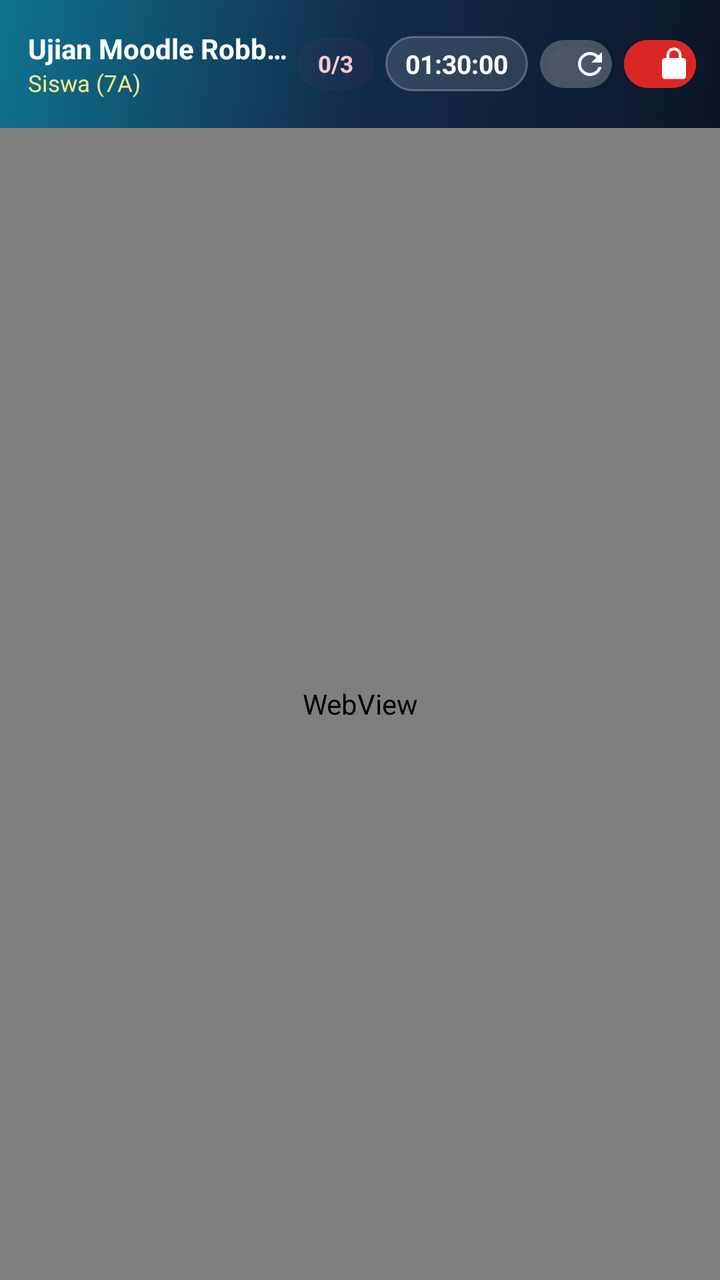
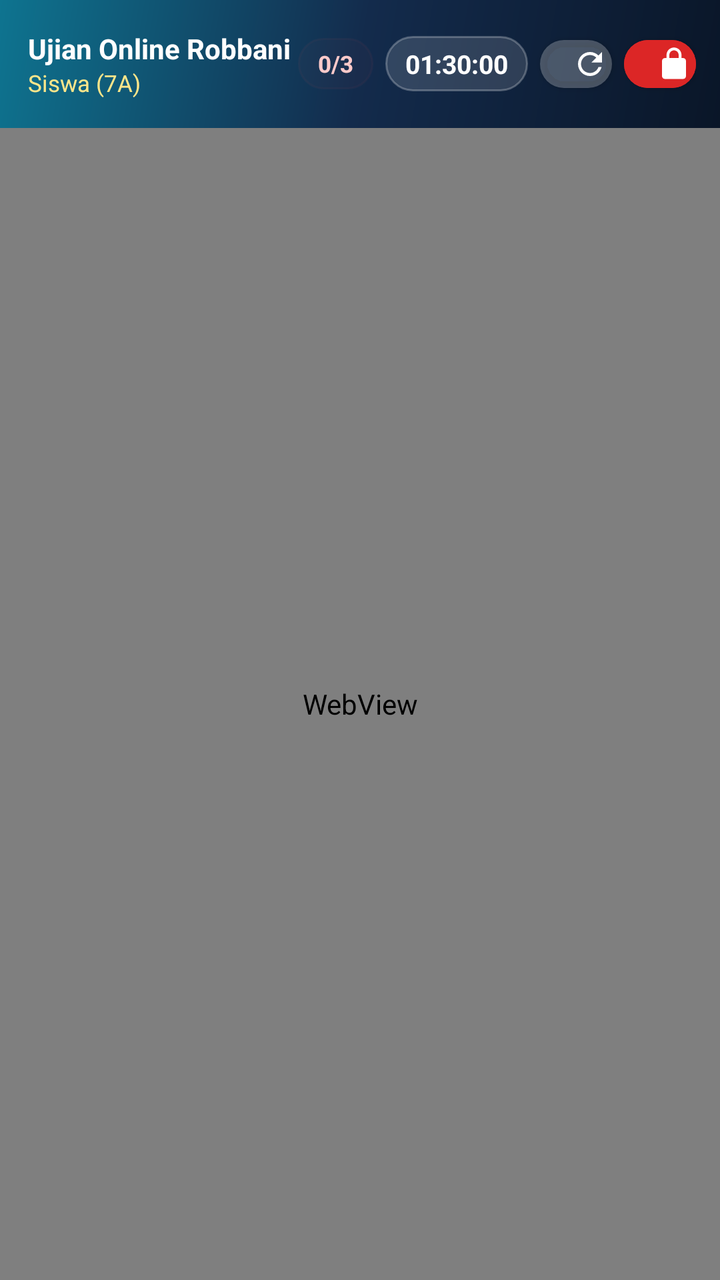

Two renders of the same Android screen: before a commit and after it. Below are the layout's source before the change and the commit's diff.
<!-- AndroidManifest.xml: application theme Theme.RobbaniExam -->
<!-- res/layout/activity_exam.xml -->
<?xml version="1.0" encoding="utf-8"?>
<RelativeLayout xmlns:android="http://schemas.android.com/apk/res/android"
    xmlns:app="http://schemas.android.com/apk/res-auto"
    android:layout_width="match_parent"
    android:layout_height="match_parent"
    android:background="@color/robbani_primary_dark">

    
    <LinearLayout
        android:id="@+id/headerBar"
        android:layout_width="match_parent"
        android:layout_height="64dp"
        android:layout_alignParentTop="true"
        android:background="@drawable/bg_header_gradient"
        android:gravity="center_vertical"
        android:orientation="horizontal"
        android:paddingStart="14dp"
        android:paddingEnd="12dp">

        <LinearLayout
            android:layout_width="0dp"
            android:layout_height="wrap_content"
            android:layout_weight="1"
            android:orientation="vertical">

            <TextView
                android:id="@+id/tvExamTitle"
                android:layout_width="wrap_content"
                android:layout_height="wrap_content"
                android:ellipsize="end"
                android:maxLines="1"
                android:text="Ujian Moodle Robbani"
                android:textColor="@color/white"
                android:textSize="14sp"
                android:textStyle="bold" />

            <TextView
                android:id="@+id/tvStudentDetail"
                android:layout_width="wrap_content"
                android:layout_height="wrap_content"
                android:ellipsize="end"
                android:maxLines="1"
                android:text="Siswa (7A)"
                android:textColor="#FDE68A"
                android:textSize="11.5sp" />
        </LinearLayout>

        
        <TextView
            android:id="@+id/tvViolationBadge"
            android:layout_width="wrap_content"
            android:layout_height="wrap_content"
            android:layout_marginEnd="6dp"
            android:background="@drawable/bg_pill_glass"
            android:backgroundTint="#33EF4444"
            android:paddingStart="10dp"
            android:paddingTop="5dp"
            android:paddingEnd="10dp"
            android:paddingBottom="5dp"
            android:text="0/3"
            android:textColor="#FECACA"
            android:textSize="11.5sp"
            android:textStyle="bold" />

        
        <TextView
            android:id="@+id/tvTimer"
            android:layout_width="wrap_content"
            android:layout_height="wrap_content"
            android:layout_marginEnd="6dp"
            android:background="@drawable/bg_pill_glass"
            android:paddingStart="10dp"
            android:paddingTop="5dp"
            android:paddingEnd="10dp"
            android:paddingBottom="5dp"
            android:text="01:30:00"
            android:textColor="@color/white"
            android:textSize="13sp"
            android:textStyle="bold" />

        
        <com.google.android.material.button.MaterialButton
            android:id="@+id/btnRefreshWeb"
            style="?attr/materialIconButtonStyle"
            android:layout_width="36dp"
            android:layout_height="36dp"
            android:layout_marginEnd="6dp"
            android:backgroundTint="#22FFFFFF"
            android:contentDescription="Muat Ulang Halaman"
            app:cornerRadius="18dp"
            app:icon="@drawable/ic_refresh"
            app:iconSize="18dp"
            app:iconTint="@color/white" />

        
        <com.google.android.material.button.MaterialButton
            android:id="@+id/btnExitExam"
            style="?attr/materialIconButtonStyle"
            android:layout_width="36dp"
            android:layout_height="36dp"
            android:backgroundTint="@color/robbani_red"
            android:contentDescription="Keluar Ujian"
            app:cornerRadius="18dp"
            app:icon="@drawable/ic_lock"
            app:iconSize="18dp"
            app:iconTint="@color/white" />
    </LinearLayout>

    
    <ProgressBar
        android:id="@+id/progressWebView"
        style="?android:attr/progressBarStyleHorizontal"
        android:layout_width="match_parent"
        android:layout_height="3dp"
        android:layout_below="@id/headerBar"
        android:max="100"
        android:progressTint="#38BDF8"
        android:visibility="gone" />

    
    <LinearLayout
        android:id="@+id/bannerProctorNotice"
        android:layout_width="match_parent"
        android:layout_height="wrap_content"
        android:layout_below="@id/progressWebView"
        android:background="#FEF3C7"
        android:gravity="center_vertical"
        android:orientation="horizontal"
        android:paddingStart="14dp"
        android:paddingTop="8dp"
        android:paddingEnd="14dp"
        android:paddingBottom="8dp"
        android:visibility="gone">

        <TextView
            android:id="@+id/tvProctorNotice"
            android:layout_width="0dp"
            android:layout_height="wrap_content"
            android:layout_weight="1"
            android:textColor="#92400E"
            android:textSize="12sp"
            android:textStyle="bold" />

        <TextView
            android:id="@+id/btnDismissNotice"
            android:layout_width="wrap_content"
            android:layout_height="wrap_content"
            android:padding="4dp"
            android:text="Tutup"
            android:textColor="#B45309"
            android:textSize="12sp"
            android:textStyle="bold" />
    </LinearLayout>

    
    <WebView
        android:id="@+id/webViewExam"
        android:layout_width="match_parent"
        android:layout_height="match_parent"
        android:layout_below="@id/bannerProctorNotice"
        android:background="@color/white" />

    
    <LinearLayout
        android:id="@+id/layoutWebError"
        android:layout_width="match_parent"
        android:layout_height="match_parent"
        android:layout_below="@id/bannerProctorNotice"
        android:background="@color/bg_light"
        android:gravity="center"
        android:orientation="vertical"
        android:padding="28dp"
        android:visibility="gone">

        <ImageView
            android:layout_width="64dp"
            android:layout_height="64dp"
            android:contentDescription="Error"
            android:src="@drawable/ic_warning"
            app:tint="@color/status_warning" />

        <TextView
            android:layout_width="wrap_content"
            android:layout_height="wrap_content"
            android:layout_marginTop="14dp"
            android:text="Halaman Ujian Tidak Dapat Dimuat"
            android:textColor="@color/text_main"
            android:textSize="17sp"
            android:textStyle="bold" />

        <TextView
            android:id="@+id/tvWebErrorDetail"
            android:layout_width="wrap_content"
            android:layout_height="wrap_content"
            android:layout_marginTop="6dp"
            android:gravity="center"
            android:text="Periksa koneksi internet Anda lalu tekan Muat Ulang."
            android:textColor="@color/text_sub"
            android:textSize="13sp" />

        <com.google.android.material.button.MaterialButton
            android:id="@+id/btnRetryWeb"
            android:layout_width="wrap_content"
            android:layout_height="wrap_content"
            android:layout_marginTop="18dp"
            android:backgroundTint="@color/robbani_accent"
            android:text="Muat Ulang Halaman"
            android:textAllCaps="false"
            android:textColor="@color/white"
            app:cornerRadius="12dp"
            app:icon="@drawable/ic_refresh" />
    </LinearLayout>

    
    <LinearLayout
        android:id="@+id/layoutLockedScreen"
        android:layout_width="match_parent"
        android:layout_height="match_parent"
        android:layout_below="@id/headerBar"
        android:background="#F50A1628"
        android:gravity="center"
        android:orientation="vertical"
        android:padding="28dp"
        android:visibility="gone">

        <com.google.android.material.card.MaterialCardView
            android:layout_width="match_parent"
            android:layout_height="wrap_content"
            app:cardBackgroundColor="#1E293B"
            app:cardCornerRadius="24dp"
            app:cardElevation="12dp"
            app:strokeColor="#EF4444"
            app:strokeWidth="2dp">

            <LinearLayout
                android:layout_width="match_parent"
                android:layout_height="wrap_content"
                android:gravity="center"
                android:orientation="vertical"
                android:padding="24dp">

                <ImageView
                    android:layout_width="72dp"
                    android:layout_height="72dp"
                    android:contentDescription="Locked Warning Icon"
                    android:src="@drawable/ic_warning"
                    app:tint="#EF4444" />

                <TextView
                    android:layout_width="wrap_content"
                    android:layout_height="wrap_content"
                    android:layout_marginTop="14dp"
                    android:text="LAYAR UJIAN TERKUNCI"
                    android:textColor="#FCA5A5"
                    android:textSize="20sp"
                    android:textStyle="bold" />

                <TextView
                    android:id="@+id/tvLockReason"
                    android:layout_width="wrap_content"
                    android:layout_height="wrap_content"
                    android:layout_marginTop="10dp"
                    android:gravity="center"
                    android:text="Batas pelanggaran terlampaui. Alarm berbunyi dan laporan telah dikirim ke pengawas."
                    android:textColor="#E2E8F0"
                    android:textSize="13.5sp" />

                <TextView
                    android:layout_width="wrap_content"
                    android:layout_height="wrap_content"
                    android:layout_marginTop="12dp"
                    android:background="@drawable/bg_pill_glass"
                    android:paddingStart="12dp"
                    android:paddingTop="5dp"
                    android:paddingEnd="12dp"
                    android:paddingBottom="5dp"
                    android:text="Menunggu buka kunci dari Pengawas / PIN..."
                    android:textColor="#FCD34D"
                    android:textSize="11.5sp" />

                <com.google.android.material.button.MaterialButton
                    android:id="@+id/btnUnlockAdminPin"
                    android:layout_width="match_parent"
                    android:layout_height="52dp"
                    android:layout_marginTop="20dp"
                    android:backgroundTint="@color/robbani_red"
                    android:text="Buka Kunci dengan PIN Guru"
                    android:textAllCaps="false"
                    android:textColor="@color/white"
                    android:textStyle="bold"
                    app:cornerRadius="14dp"
                    app:icon="@drawable/ic_lock"
                    app:iconGravity="textStart" />
            </LinearLayout>
        </com.google.android.material.card.MaterialCardView>
    </LinearLayout>

</RelativeLayout>
<!-- resources referenced by this layout -->
<resources>
  <color name="bg_light">#F1F5F9</color>
  <color name="robbani_accent">#2563EB</color>
  <color name="robbani_primary_dark">#0A1628</color>
  <color name="robbani_red">#DC2626</color>
  <color name="status_warning">#D97706</color>
  <color name="text_main">#0F172A</color>
  <color name="text_sub">#64748B</color>
  <color name="white">#FFFFFFFF</color>
  <!-- drawable bg_header_gradient (drawable) -->
  <?xml version="1.0" encoding="utf-8"?>
  <shape xmlns:android="http://schemas.android.com/apk/res/android">
      <gradient
          android:angle="135"
          android:startColor="#0A1628"
          android:centerColor="#132B4C"
          android:endColor="#0E7490" />
  </shape>
  <!-- drawable bg_pill_glass (drawable) -->
  <?xml version="1.0" encoding="utf-8"?>
  <shape xmlns:android="http://schemas.android.com/apk/res/android">
      <solid android:color="#22FFFFFF" />
      <corners android:radius="999dp" />
      <stroke android:width="1dp" android:color="#40FFFFFF" />
  </shape>
  <!-- drawable ic_lock (drawable) -->
  <vector xmlns:android="http://schemas.android.com/apk/res/android"
      android:width="24dp"
      android:height="24dp"
      android:viewportWidth="24"
      android:viewportHeight="24">
      <path
          android:fillColor="#FFFFFF"
          android:pathData="M12,17C13.1,17 14,16.1 14,15C14,13.9 13.1,13 12,13C10.9,13 10,13.9 10,15C10,16.1 10.9,17 12,17M18,8H17V6C17,3.24 14.76,1 12,1C9.24,1 7,3.24 7,6V8H6C4.9,8 4,8.9 4,10V20C4,21.1 4.9,22 6,22H18C19.1,22 20,21.1 20,20V10C20,8.9 19.1,8 18,8M8.9,6C8.9,4.29 10.29,2.9 12,2.9C13.71,2.9 15.1,4.29 15.1,6V8H8.9V6Z" />
  </vector>
  <!-- drawable ic_refresh (drawable) -->
  <vector xmlns:android="http://schemas.android.com/apk/res/android"
      android:width="24dp"
      android:height="24dp"
      android:viewportWidth="24"
      android:viewportHeight="24">
      <path
          android:fillColor="#FFFFFF"
          android:pathData="M17.65,6.35C16.2,4.9 14.21,4 12,4c-4.42,0 -7.99,3.58 -7.99,8s3.57,8 7.99,8c3.73,0 6.84,-2.55 7.73,-6h-2.08c-0.82,2.33 -3.04,4 -5.65,4 -3.31,0 -6,-2.69 -6,-6s2.69,-6 6,-6c1.66,0 3.14,0.69 4.22,1.78L13,11h7V4l-2.35,2.35z" />
  </vector>
  <!-- drawable ic_warning (drawable) -->
  <vector xmlns:android="http://schemas.android.com/apk/res/android"
      android:width="24dp"
      android:height="24dp"
      android:viewportWidth="24"
      android:viewportHeight="24">
      <path
          android:fillColor="#EF4444"
          android:pathData="M1,21H23L12,2L1,21M13,18H11V16H13V18M13,14H11V10H13V14Z" />
  </vector>
  <style name="Theme.RobbaniExam" parent="Theme.MaterialComponents.Light.NoActionBar">
          <item name="colorPrimary">@color/robbani_accent</item>
          <item name="colorPrimaryVariant">@color/robbani_primary_dark</item>
          <item name="colorOnPrimary">@color/white</item>
          <item name="colorSecondary">@color/robbani_teal</item>
          <item name="colorSecondaryVariant">@color/robbani_indigo</item>
          <item name="colorOnSecondary">@color/white</item>
          <item name="colorSurface">@color/surface_light</item>
          <item name="colorOnSurface">@color/text_main</item>
          <item name="android:windowBackground">@color/bg_light</item>
          <item name="android:statusBarColor">@color/robbani_primary_dark</item>
          <item name="android:windowLightStatusBar">false</item>
      </style>
  <color name="robbani_teal">#0D9488</color>
  <color name="robbani_indigo">#4F46E5</color>
  <color name="surface_light">#FFFFFF</color>
</resources>

<!-- the commit's change to res/layout/activity_exam.xml (unified diff, before → after) -->
@@ -29,7 +29,7 @@
                 android:layout_height="wrap_content"
                 android:ellipsize="end"
                 android:maxLines="1"
-                android:text="Ujian Moodle Robbani"
+                android:text="Ujian Online Robbani"
                 android:textColor="@color/white"
                 android:textSize="14sp"
                 android:textStyle="bold" />
